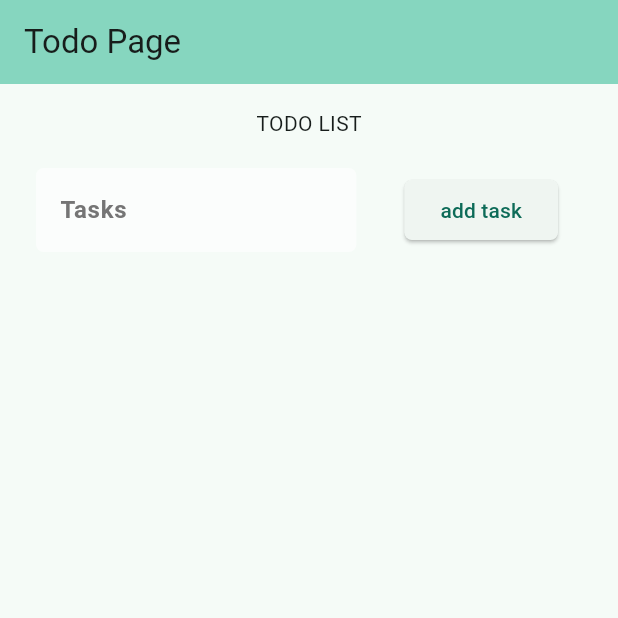
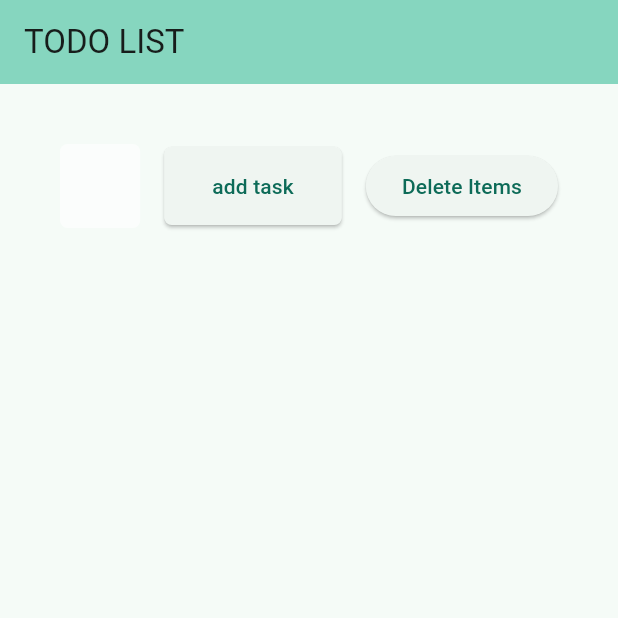
Before and after one commit to Toshiven/Todo, a Flutter app: the screen it shows after launch, on a phone screen of 412 x 824 dp, the top half of it. Run offline on Flutter 3.47's test engine with Material 3 defaults, Android fonts, the phone set to English and light mode, and no system bars; our stand-ins replace isar; accounts and stored records are empty; generated files the repository leaves out were written again.

Commit message:
feat: delete can now remove multiple selected items using the checkbox
style: small UI changes on the add button and text field

```diff
--- a/lib/main.dart
+++ b/lib/main.dart
@@ -2,6 +2,7 @@ import 'package:flutter/material.dart';
 import 'package:isar/isar.dart';
 import 'package:path_provider/path_provider.dart';
 import 'package:todo_app/widgets/add_button.dart';
+import 'package:todo_app/widgets/delete_button.dart';
 import 'package:todo_app/widgets/input_text_field.dart';
 import 'package:todo_app/widgets/list_item.dart';
 import 'user.dart';
@@ -28,7 +29,7 @@ class MyApp extends StatelessWidget {
         colorScheme: ColorScheme.fromSeed(seedColor: Colors.tealAccent),
         useMaterial3: true,
       ),
-      home: const TodoApp(title: 'Todo Page'),
+      home: const TodoApp(title: 'TODO LIST'),
       debugShowCheckedModeBanner: false,
     );
   }
@@ -72,10 +73,14 @@ class _TodoAppState extends State<TodoApp> {
     });
   }
 
-  void deleteItem({required int index}) {
+  void deleteItem() {
     setState(() {
-      items.removeAt(index);
-      checked.removeAt(index);
+      items = List.from(items
+          .asMap()
+          .entries
+          .where((entry) => !checked[entry.key])
+          .map((entry) => entry.value));
+      checked = List.from(checked.where((value) => !value));
     });
   }
 
@@ -88,13 +93,10 @@ class _TodoAppState extends State<TodoApp> {
       ),
       body: Center(
         child: Padding(
-          padding: const EdgeInsets.all(16.0),
+          padding: const EdgeInsets.all(32.0),
           child: Column(
             mainAxisAlignment: MainAxisAlignment.start,
             children: <Widget>[
-              const Text(
-                'TODO LIST',
-              ),
               Row(
                 children: [
                   Flexible(
@@ -103,27 +105,38 @@ class _TodoAppState extends State<TodoApp> {
                       child: InputTextField(controller: controller),
                     ),
                   ),
-                  Container(
+                  Align(
+                      alignment: Alignment.center,
+                      child: Container(
                         margin: EdgeInsets.all(8.0),
-                      child: Padding(
-                        padding: const EdgeInsets.all(16.0),
                         child: AddButton(onPressed: addItem),
+                      )),
+                  Align(
+                      alignment: Alignment.center,
+                      child: Container(
+                        margin: EdgeInsets.all(8.0),
+                        child: DeleteButton(
+                          onPressed: deleteItem,
+                        ),
                       ))
                 ],
               ),
               Row(children: [
                 Flexible(
+                    child: Container(
+                        margin: EdgeInsets.all(32.0),
                         child: ListView.builder(
                           shrinkWrap: true,
                           itemCount: items.length,
                           itemBuilder: (context, index) {
                             return CustomItem(
                                 value: checked[index],
-                        onChange: (value) => check(index: index, value: value),
-                        delete: () => deleteItem(index: index),
+                                onChange: (value) =>
+                                    check(index: index, value: value),
+                                delete: () => deleteItem(),
                                 title: items[index]);
                           },
-                ))
+                        )))
               ])
             ],
           ),
--- a/lib/widgets/add_button.dart
+++ b/lib/widgets/add_button.dart
@@ -9,6 +9,8 @@ class AddButton extends StatelessWidget {
   Widget build(BuildContext context) {
     return ElevatedButton(
         style: ElevatedButton.styleFrom(
+            padding: EdgeInsets.only(
+                top: 16.0, bottom: 16.0, left: 32.0, right: 32.0),
             shape: RoundedRectangleBorder(
                 borderRadius: BorderRadius.circular(5.0))),
         onPressed: onPressed,
--- /dev/null
+++ b/lib/widgets/delete_button.dart
@@ -0,0 +1,13 @@
+import 'package:flutter/material.dart';
+
+class DeleteButton extends StatelessWidget {
+  final Function() onPressed;
+
+  const DeleteButton({super.key, required this.onPressed});
+
+  @override
+  Widget build(BuildContext context) {
+    return ElevatedButton(
+        onPressed: onPressed, child: const Text('Delete Items'));
+  }
+}
--- a/lib/widgets/input_text_field.dart
+++ b/lib/widgets/input_text_field.dart
@@ -10,9 +10,11 @@ class InputTextField extends StatelessWidget {
     return TextField(
         controller: controller,
         decoration: InputDecoration(
+          contentPadding:
+              EdgeInsets.only(top: 16.0, bottom: 16.0, left: 32.0, right: 32.0),
           filled: true,
           fillColor: Colors.white.withOpacity(0.6),
-          hintText: "Tasks",
+          hintText: "Add Tasks",
           hintStyle:
               TextStyle(color: Colors.grey[600], fontWeight: FontWeight.bold),
           border: OutlineInputBorder(
```
Lines whose indentation alone changed are shown as unchanged.
